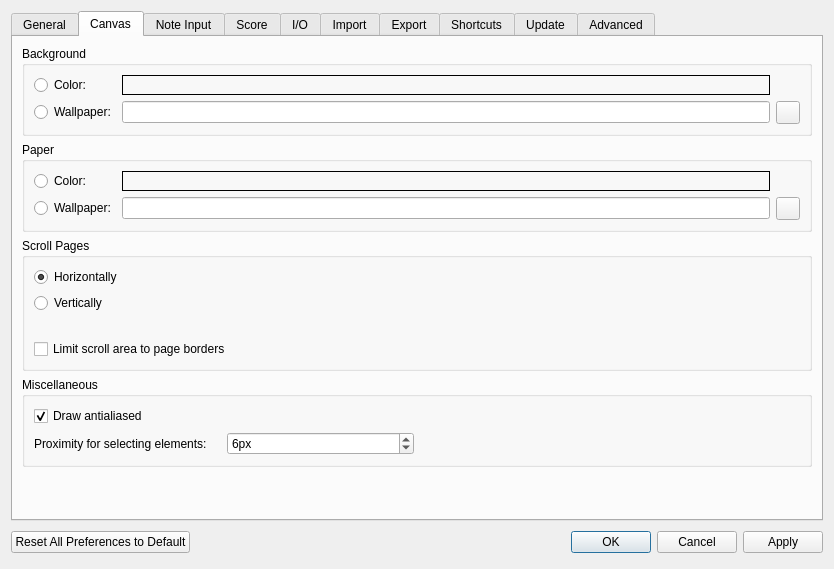
Before: the Qt Designer form mscore/prefsdialog.ui in scadaperspective/MuseScore-MIDI, drawn with Qt 5.
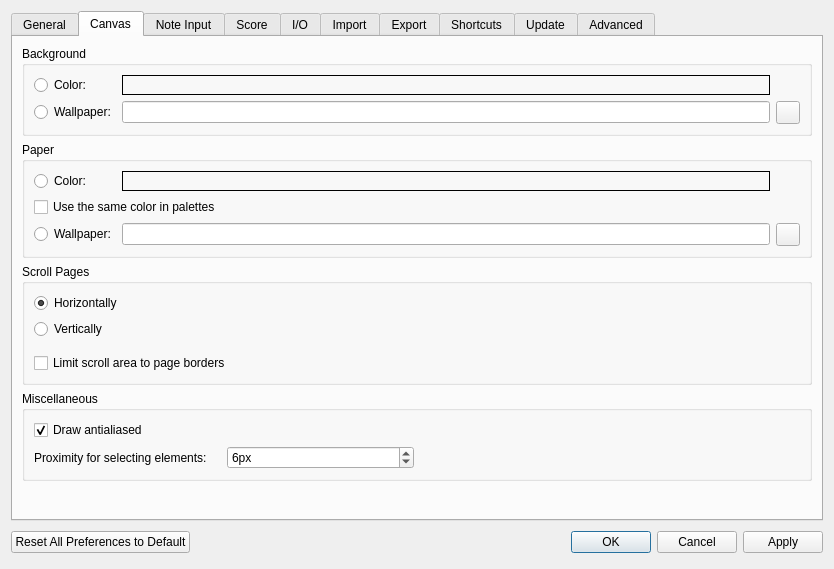
After: the same form once the commit is applied. The open tabs and pages were chosen to show the change. Icons and pictures are not drawn. Custom widgets are drawn as their Qt base class.

What changed in the file:
```diff
--- a/mscore/prefsdialog.ui
+++ b/mscore/prefsdialog.ui
@@ -941,7 +941,7 @@
           <property name="spacing">
            <number>6</number>
           </property>
-          <item row="1" column="0">
+          <item row="2" column="0">
            <layout class="QHBoxLayout">
             <property name="spacing">
              <number>6</number>
@@ -967,7 +967,7 @@
             </item>
            </layout>
           </item>
-          <item row="1" column="2">
+          <item row="2" column="2">
            <layout class="QHBoxLayout">
             <property name="spacing">
              <number>6</number>
@@ -1026,7 +1026,7 @@
             </property>
            </widget>
           </item>
-          <item row="1" column="1">
+          <item row="2" column="1">
            <widget class="QLineEdit" name="fgWallpaper">
             <property name="accessibleName">
              <string>Paper wallpaper path</string>
@@ -1036,6 +1036,13 @@
             </property>
            </widget>
           </item>
+          <item row="1" column="0" colspan="2">
+           <widget class="QCheckBox" name="fgUseColorInPalettes">
+            <property name="text">
+             <string>Use the same color in palettes</string>
+            </property>
+           </widget>
+          </item>
          </layout>
         </widget>
        </item>
```
Left out of the diff: 20 changed lines with no effect on the pictures.
